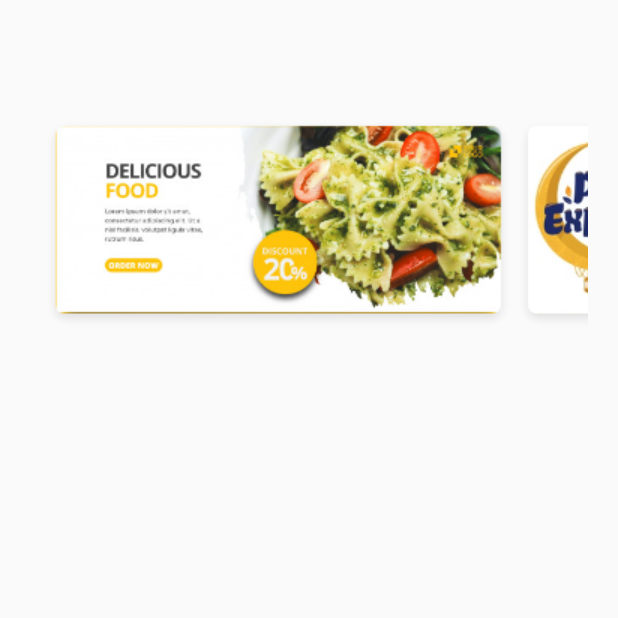
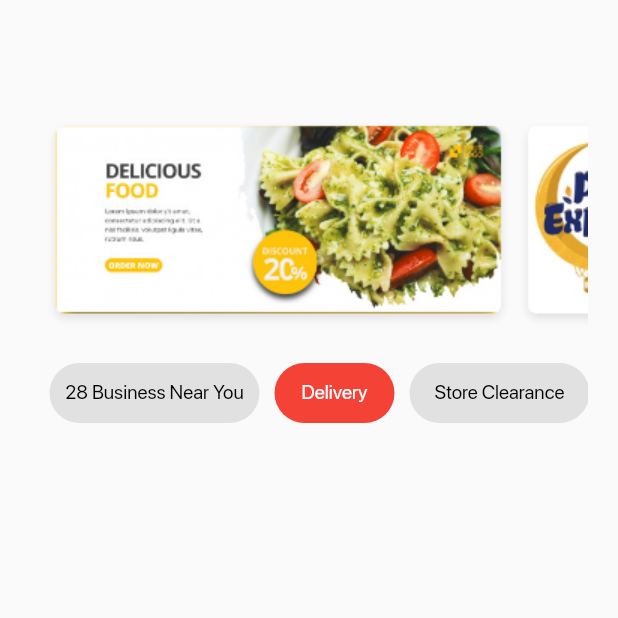
Before and after one commit to shahrukhktk/Food-App-Ui---Project-work, a Flutter app: the screen it shows after launch, on a phone screen of 412 x 824 dp, the top half of it. Run offline on Flutter 3.47's test engine with Material 2 defaults, Android fonts, the phone set to English and light mode, and no system bars; our stand-ins replace google_maps_flutter.

Commit message:
init login & sign up done Order Confirmation (pending) Shop List Done

```diff
--- a/lib/screens/listofshops.dart
+++ b/lib/screens/listofshops.dart
@@ -33,7 +33,75 @@ class _ShopListState extends State<ShopList> {
                 ],
               ),
             ),
-          )
+          ),
+
+          SingleChildScrollView(
+            scrollDirection: Axis.horizontal,
+            child: Padding(
+              padding: const EdgeInsets.all(8.0),
+              child: Row(
+                children: <Widget>[
+                  Padding(
+                    padding: const EdgeInsets.all(5.0),
+                    child: SizedBox(
+                      height: 40,
+                      width: 140,
+                      child: Container(
+                        decoration: BoxDecoration(
+                          color: Color.fromARGB(255, 225, 225, 225),
+                          borderRadius: BorderRadius.circular(25)
+                          ),
+                        child: Center(
+                          child: Text('28 Business Near You', style: TextStyle(
+                            fontFamily: 'SFProDisplay', fontSize: 13.0, fontWeight: FontWeight.normal, color: Colors.black,
+                          ),),
+                        ),
+                      ),
+                    ),
+                  ),
+
+                  Padding(
+                    padding: const EdgeInsets.all(5.0),
+                    child: SizedBox(
+                      height: 40,
+                      width: 80,
+                      child: Container(
+                        decoration: BoxDecoration(
+                            color: Colors.red,
+                            borderRadius: BorderRadius.circular(25)
+                        ),
+                        child: Center(
+                          child: Text('Delivery', style: TextStyle(
+                            fontFamily: 'SFProDisplay', fontSize: 13.0, fontWeight: FontWeight.normal, color: Colors.white,
+                          ),),
+                        ),
+                      ),
+                    ),
+                  ),
+                  Padding(
+                    padding: const EdgeInsets.all(5.0),
+                    child: SizedBox(
+                      height: 40,
+                      width: 120,
+                      child: Container(
+                        decoration: BoxDecoration(
+                            color: Color.fromARGB(255, 225, 225, 225),
+                            borderRadius: BorderRadius.circular(25)
+                        ),
+                        child: Center(
+                          child: Text('Store Clearance', style: TextStyle(
+                            fontFamily: 'SFProDisplay', fontSize: 13.0, fontWeight: FontWeight.normal, color: Colors.black,
+                          ),),
+                        ),
+                      ),
+                    ),
+                  ),
+                ],
+              ),
+            ),
+          ),
+
+
 
         ],
       ),
```
